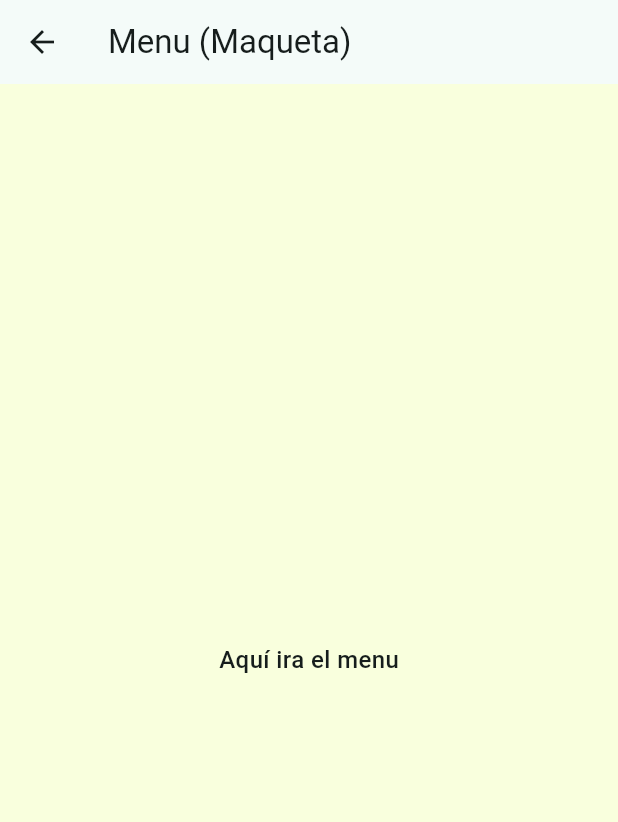
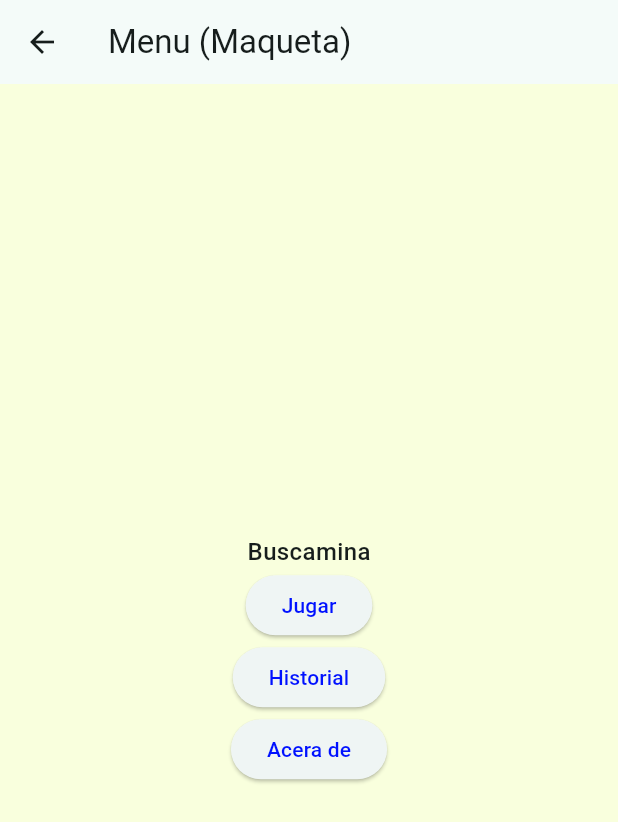
Before and after one commit to Kaelleon/3479A321_2024479025, a Flutter app: the MenuScreen screen opened directly, on a phone screen of 412 x 824 dp. Shown: the top 822 px of the screen. Run offline on Flutter 3.47's test engine with Material 3 defaults, Android fonts, the light colour scheme and no system bars; our stand-ins replace logger.

Commit message:
actualización de navegación

```diff
--- a/lib/ui/screens/menu_screen.dart
+++ b/lib/ui/screens/menu_screen.dart
@@ -9,9 +9,31 @@ class MenuScreen extends StatelessWidget
     return Scaffold
     (
       appBar: AppBar(title: const Text('Menu (Maqueta)')),
-      body: const Center
+      body: Center
       (
-        child: Text('Aquí ira el menu'),
+        child: Column
+        (
+          mainAxisAlignment: MainAxisAlignment.center,
+          children:
+          [
+            const Text('Buscamina'),
+            ElevatedButton
+            (
+              onPressed: () => Navigator.pushNamed(context, '/game'),
+              child: const Text('Jugar'),
+            ),
+            ElevatedButton
+            (
+              onPressed: () => Navigator.pushNamed(context, '/history'),
+              child: const Text('Historial'),
+            ),
+            ElevatedButton
+            (
+              onPressed: () => Navigator.pushNamed(context, '/about'),
+              child: const Text('Acera de'),
+            ),
+          ],
+        )
       ),
     );
   }
--- a/lib/ui/screens/minesweeper_screen.dart
+++ b/lib/ui/screens/minesweeper_screen.dart
@@ -21,7 +21,7 @@ class MinesweeperScreen extends StatelessWidget
           onPressed: ()
           {
           // Aquí podrías navegar a una pantalla de "Acerca de"
-          Navigator.push(context, MaterialPageRoute(builder: (_) => const AboutScreen()));
+          Navigator.pushNamed(context, '/about');
           },
         ),
         IconButton
@@ -29,7 +29,7 @@ class MinesweeperScreen extends StatelessWidget
           icon: const Icon(Icons.history_edu),
           onPressed:  ()
           {
-            Navigator.push(context, MaterialPageRoute(builder: (_) => const HistoryScreen()));
+            Navigator.pushNamed(context, '/history');
           },
         ),
         IconButton
@@ -37,7 +37,7 @@ class MinesweeperScreen extends StatelessWidget
           icon: const Icon(Icons.menu),
           onPressed: ()
           {
-            Navigator.push(context, MaterialPageRoute(builder: (_) => const MenuScreen()));
+            Navigator.pushNamed(context, '/menu');
           },
         ),
       ]
```
Also changed, not shown: lib/main.dart (+13 -0 lines).
